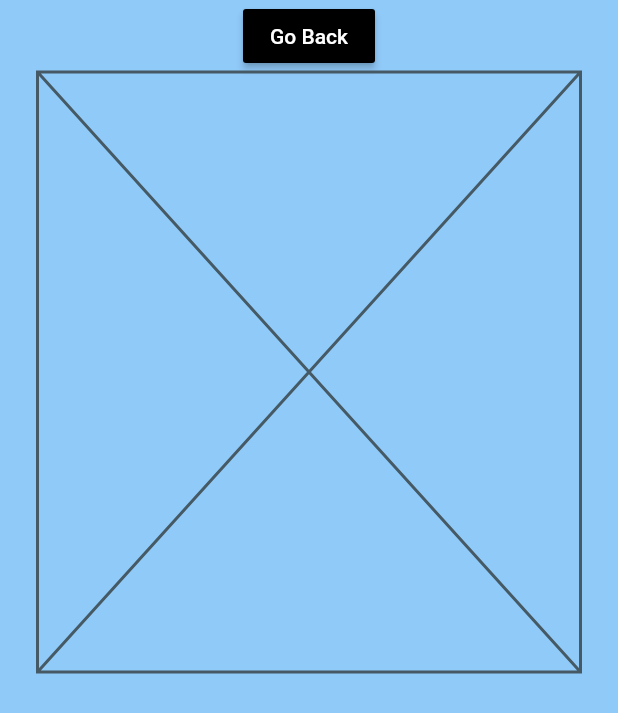
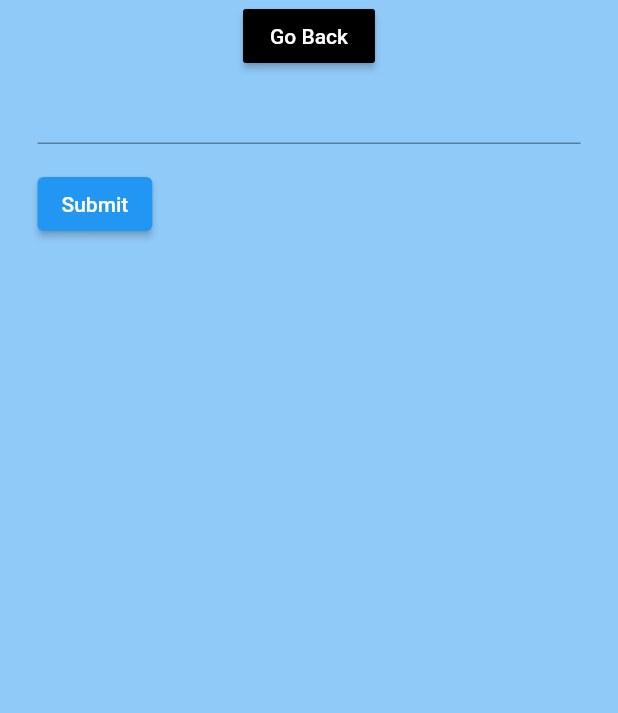
Before and after one commit to 1aggarcia/MeUni, a Flutter app: the CreateEventView screen opened by its route, on a phone screen of 412 x 824 dp. Shown: the top 713 px of the screen. Run offline on Flutter 3.47's test engine with Material 2 defaults, Android fonts, the phone set to English and light mode, and no system bars; our stand-ins replace stacked, stacked_services, stacked_shared.

Commit message:
[mobile] Add simple form for creating events

```diff
--- a/mobile/lib/ui/views/create_event/create_event_view.dart
+++ b/mobile/lib/ui/views/create_event/create_event_view.dart
@@ -26,7 +26,7 @@ class CreateEventView extends StackedView<CreateEventViewModel> {
                 style: TextStyle(color: Colors.white),
               ),
             ),
-            const Placeholder(),
+            const CreateEventForm(),
           ],
         ),
       ),
@@ -39,3 +39,60 @@ class CreateEventView extends StackedView<CreateEventViewModel> {
   ) =>
       CreateEventViewModel();
 }
+
+class CreateEventForm extends StatefulWidget {
+  const CreateEventForm({super.key});
+
+  @override
+  CreateEventFormState createState() {
+    return CreateEventFormState();
+  }
+}
+
+class CreateEventFormState extends State<CreateEventForm> {
+  final _formKey = GlobalKey<FormState>();
+
+  // Create a text controller and use it to retrieve the current value
+  // of the TextField.
+  final myController = TextEditingController();
+
+  @override
+  void dispose() {
+    // Clean up the controller when the widget is disposed.
+    myController.dispose();
+    super.dispose();
+  }
+
+  @override
+  Widget build(BuildContext context) {
+    // Build a Form widget using the _formKey created above.
+    return Form(
+      key: _formKey,
+      child: Column(
+        crossAxisAlignment: CrossAxisAlignment.start,
+        children: <Widget>[
+          TextFormField(
+            controller: myController,
+            // The validator receives the text that the user has entered.
+            validator: (value) {
+              if (value == null || value.isEmpty) {
+                return 'Please enter some text';
+              }
+              return null;
+            },
+          ),
+          Padding(
+            padding: const EdgeInsets.symmetric(vertical: 16),
+            child: ElevatedButton(
+              onPressed: () => {
+                // Validate returns true if the form is valid, or false otherwise.
+                if (_formKey.currentState!.validate()) {}
+              },
+              child: const Text('Submit'),
+            ),
+          ),
+        ],
+      ),
+    );
+  }
+}
```
Also changed, not shown: mobile/lib/ui/views/create_event/create_event_viewmodel.dart (+16 -0 lines).
